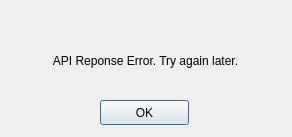
This is server_error.ui in ivinjabraham/redeyes as Qt 5 draws it before an edit. The edited form follows.
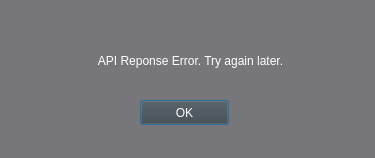
This is the edited form.

Commit message: MOD: Modified UI files, formatted main.py

Patch:
```diff
--- a/server_error.ui
+++ b/server_error.ui
@@ -6,19 +6,36 @@
    <rect>
     <x>0</x>
     <y>0</y>
-    <width>292</width>
-    <height>137</height>
+    <width>375</width>
+    <height>158</height>
    </rect>
   </property>
   <property name="windowTitle">
    <string>Dialog</string>
   </property>
+  <property name="styleSheet">
+   <string notr="true">QPushButton{
+	background-color: #424242;
+	color: white;
+	font: 11pt &quot;JetBrains Mono&quot;;
+}
+
+QDialog{
+	background-color: rgb(119, 118, 123)
+}
+ 
+QLabel {
+	color: white;
+	font: 11pt &quot;JetBrains Mono&quot;;
+}
+</string>
+  </property>
   <widget class="QLabel" name="label">
    <property name="geometry">
     <rect>
-     <x>20</x>
+     <x>30</x>
      <y>30</y>
-     <width>251</width>
+     <width>321</width>
      <height>61</height>
     </rect>
    </property>
@@ -38,7 +55,7 @@
   <widget class="QPushButton" name="pushButton">
    <property name="geometry">
     <rect>
-     <x>100</x>
+     <x>140</x>
      <y>100</y>
      <width>89</width>
      <height>25</height>
```
The commit also changes 4 other files.
